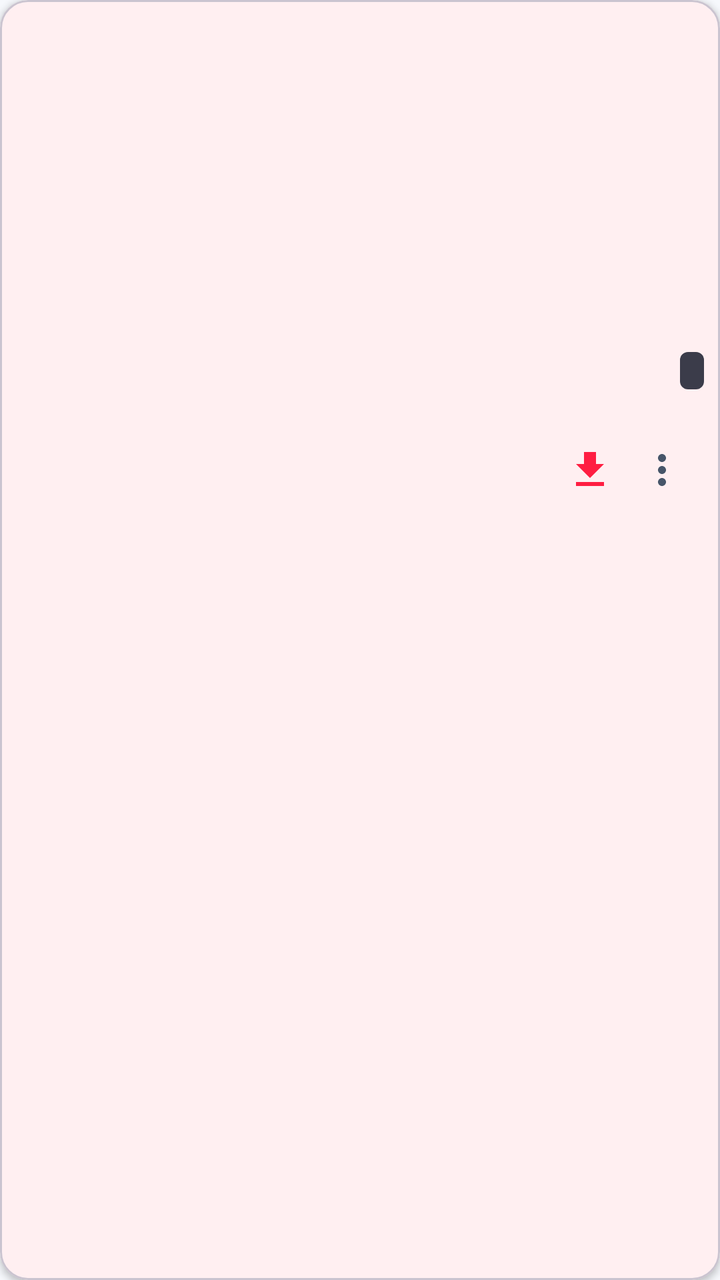
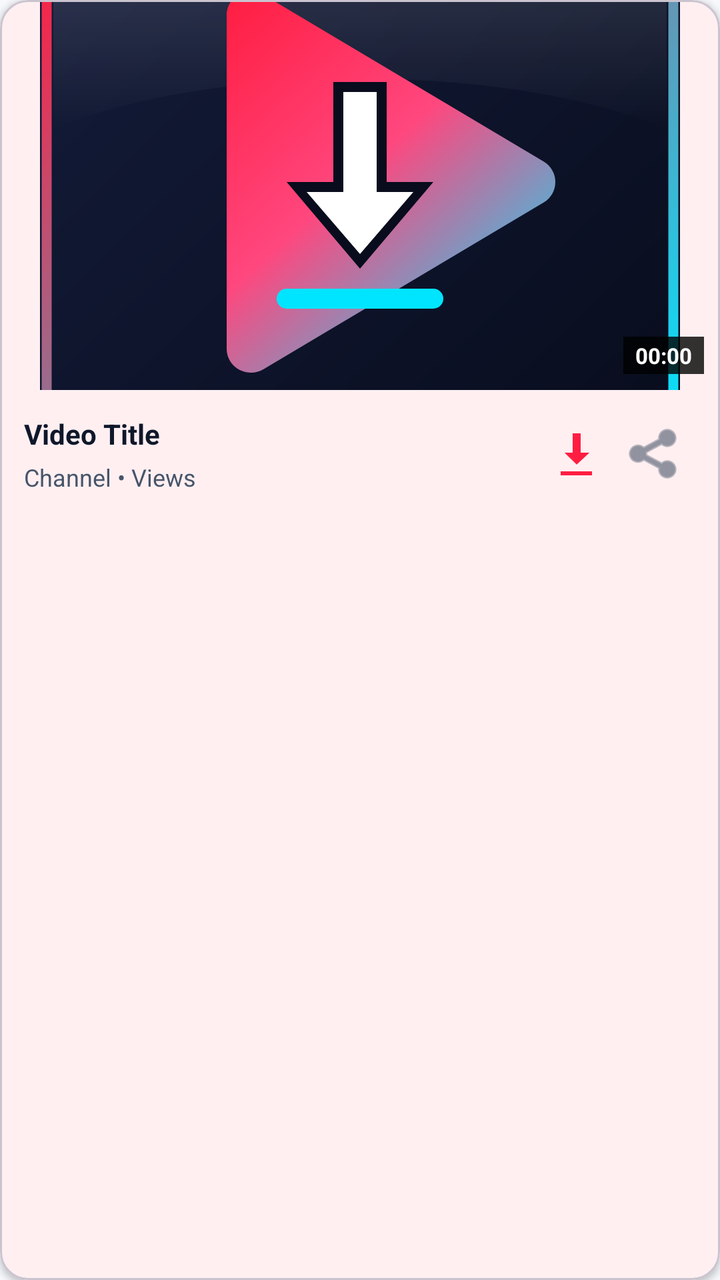

An Android layout rendered at two revisions. The XML below is the earlier revision; the diff shows what the commit changed to produce the second picture.
<!-- AndroidManifest.xml: application theme Theme.YufiPlay -->
<!-- res/layout/item_video.xml -->
<?xml version="1.0" encoding="utf-8"?>
<com.google.android.material.card.MaterialCardView xmlns:android="http://schemas.android.com/apk/res/android"
    xmlns:app="http://schemas.android.com/apk/res-auto"
    android:layout_width="match_parent"
    android:layout_height="wrap_content"
    android:layout_marginHorizontal="12dp"
    android:layout_marginTop="10dp"
    app:cardCornerRadius="14dp"
    app:cardElevation="2dp">

    <LinearLayout
        android:layout_width="match_parent"
        android:layout_height="wrap_content"
        android:orientation="vertical">

        <androidx.constraintlayout.widget.ConstraintLayout
            android:layout_width="match_parent"
            android:layout_height="wrap_content">

            <ImageView
                android:id="@+id/ivThumbnail"
                android:layout_width="0dp"
                android:layout_height="0dp"
                android:contentDescription="@string/app_name"
                android:scaleType="centerCrop"
                app:layout_constraintDimensionRatio="16:9"
                app:layout_constraintEnd_toEndOf="parent"
                app:layout_constraintStart_toStartOf="parent"
                app:layout_constraintTop_toTopOf="parent" />

            <TextView
                android:id="@+id/tvDuration"
                android:layout_width="wrap_content"
                android:layout_height="wrap_content"
                android:layout_margin="8dp"
                android:background="@drawable/bg_badge_dark"
                android:paddingHorizontal="6dp"
                android:paddingVertical="2dp"
                android:textColor="#FFFFFF"
                android:textSize="11sp"
                android:textStyle="bold"
                app:layout_constraintBottom_toBottomOf="@id/ivThumbnail"
                app:layout_constraintEnd_toEndOf="@id/ivThumbnail" />
        </androidx.constraintlayout.widget.ConstraintLayout>

        <LinearLayout
            android:layout_width="match_parent"
            android:layout_height="wrap_content"
            android:gravity="center_vertical"
            android:orientation="horizontal"
            android:padding="12dp">

            <LinearLayout
                android:layout_width="0dp"
                android:layout_height="wrap_content"
                android:layout_weight="1"
                android:orientation="vertical">

                <TextView
                    android:id="@+id/tvVideoTitle"
                    android:layout_width="match_parent"
                    android:layout_height="wrap_content"
                    android:ellipsize="end"
                    android:maxLines="2"
                    android:textSize="15sp"
                    android:textStyle="bold" />

                <TextView
                    android:id="@+id/tvVideoChannel"
                    android:layout_width="match_parent"
                    android:layout_height="wrap_content"
                    android:layout_marginTop="4dp"
                    android:textColor="?attr/colorOnSurfaceVariant"
                    android:textSize="12sp" />
            </LinearLayout>

            <ImageButton
                android:id="@+id/btnQuickDownload"
                android:layout_width="38dp"
                android:layout_height="38dp"
                android:background="?attr/selectableItemBackgroundBorderless"
                android:contentDescription="@string/download"
                android:src="@drawable/ic_download"
                app:tint="@color/yufi_crimson" />

            <ImageButton
                android:id="@+id/btnMoreOptions"
                android:layout_width="34dp"
                android:layout_height="34dp"
                android:background="?attr/selectableItemBackgroundBorderless"
                android:contentDescription="@string/share"
                android:src="@drawable/ic_more_vert" />
        </LinearLayout>

    </LinearLayout>
</com.google.android.material.card.MaterialCardView>
<!-- resources referenced by this layout -->
<resources>
  <color name="yufi_crimson">#FF1E42</color>
  <!-- drawable bg_badge_dark (drawable) -->
  <?xml version="1.0" encoding="utf-8"?>
  <shape xmlns:android="http://schemas.android.com/apk/res/android"
      android:shape="rectangle">
      <solid android:color="#CC0B1021" />
      <corners android:radius="4dp" />
  </shape>
  <!-- drawable ic_download (drawable) -->
  <vector xmlns:android="http://schemas.android.com/apk/res/android"
      android:width="24dp" android:height="24dp" android:viewportWidth="24" android:viewportHeight="24">
      <path android:fillColor="?attr/colorOnSurface"
          android:pathData="M5,20h14v-2H5v2zM19,9h-4V3H9v6H5l7,7 7,-7z" />
  </vector>
  <!-- drawable ic_more_vert (drawable) -->
  <vector xmlns:android="http://schemas.android.com/apk/res/android"
      android:width="24dp" android:height="24dp" android:viewportWidth="24" android:viewportHeight="24">
      <path android:fillColor="?attr/colorOnSurfaceVariant"
          android:pathData="M12,8c1.1,0 2,-0.9 2,-2s-0.9,-2 -2,-2 -2,0.9 -2,2 0.9,2 2,2zm0,2c-1.1,0 -2,0.9 -2,2s0.9,2 2,2 2,-0.9 2,-2 -0.9,-2 -2,-2zm0,6c-1.1,0 -2,0.9 -2,2s0.9,2 2,2 2,-0.9 2,-2 -0.9,-2 -2,-2z" />
  </vector>
  <string name="app_name">YufiPlay</string>
  <string name="download">Download</string>
  <string name="share">Share</string>
  <style name="Theme.YufiPlay" parent="Theme.Material3.DayNight.NoActionBar">
          <item name="colorPrimary">@color/yufi_crimson</item>
          <item name="colorOnPrimary">#FFFFFF</item>
          <item name="colorSecondary">@color/yufi_cyan</item>
          <item name="colorOnSecondary">@color/yufi_navy</item>
          <item name="android:colorBackground">@color/yufi_light_bg</item>
          <item name="colorSurface">@color/yufi_light_surface</item>
          <item name="colorOnSurface">@color/yufi_text_primary_light</item>
          <item name="colorOnSurfaceVariant">@color/yufi_text_secondary_light</item>
          <item name="android:statusBarColor">@color/yufi_navy</item>
          <item name="android:navigationBarColor">@color/yufi_light_surface</item>
      </style>
  <color name="yufi_cyan">#00E5FF</color>
  <color name="yufi_navy">#0B1021</color>
  <color name="yufi_light_bg">#F6F8FC</color>
  <color name="yufi_light_surface">#FFFFFF</color>
  <color name="yufi_text_primary_light">#0F172A</color>
  <color name="yufi_text_secondary_light">#475569</color>
</resources>

<!-- the commit's change to res/layout/item_video.xml (unified diff, before → after) -->
@@ -4,7 +4,7 @@
     android:layout_width="match_parent"
     android:layout_height="wrap_content"
     android:layout_marginHorizontal="12dp"
-    android:layout_marginTop="10dp"
+    android:layout_marginVertical="6dp"
     app:cardCornerRadius="14dp"
     app:cardElevation="2dp">
 
@@ -13,35 +13,32 @@
         android:layout_height="wrap_content"
         android:orientation="vertical">
 
-        <androidx.constraintlayout.widget.ConstraintLayout
+        <FrameLayout
             android:layout_width="match_parent"
-            android:layout_height="wrap_content">
+            android:layout_height="195dp">
 
             <ImageView
                 android:id="@+id/ivThumbnail"
-                android:layout_width="0dp"
-                android:layout_height="0dp"
-                android:contentDescription="@string/app_name"
+                android:layout_width="match_parent"
+                android:layout_height="match_parent"
+                android:contentDescription="Video Thumbnail"
                 android:scaleType="centerCrop"
-                app:layout_constraintDimensionRatio="16:9"
-                app:layout_constraintEnd_toEndOf="parent"
-                app:layout_constraintStart_toStartOf="parent"
-                app:layout_constraintTop_toTopOf="parent" />
+                android:src="@drawable/ic_yufiplay_logo" />
 
             <TextView
                 android:id="@+id/tvDuration"
                 android:layout_width="wrap_content"
                 android:layout_height="wrap_content"
+                android:layout_gravity="bottom|end"
                 android:layout_margin="8dp"
-                android:background="@drawable/bg_badge_dark"
+                android:background="#CC000000"
                 android:paddingHorizontal="6dp"
                 android:paddingVertical="2dp"
+                android:text="00:00"
                 android:textColor="#FFFFFF"
                 android:textSize="11sp"
-                android:textStyle="bold"
-                app:layout_constraintBottom_toBottomOf="@id/ivThumbnail"
-                app:layout_constraintEnd_toEndOf="@id/ivThumbnail" />
-        </androidx.constraintlayout.widget.ConstraintLayout>
+                android:textStyle="bold" />
+        </FrameLayout>
 
         <LinearLayout
             android:layout_width="match_parent"
@@ -57,40 +54,47 @@
                 android:orientation="vertical">
 
                 <TextView
-                    android:id="@+id/tvVideoTitle"
+                    android:id="@+id/tvTitle"
                     android:layout_width="match_parent"
                     android:layout_height="wrap_content"
                     android:ellipsize="end"
                     android:maxLines="2"
-                    android:textSize="15sp"
+                    android:text="Video Title"
+                    android:textColor="?attr/colorOnSurface"
+                    android:textSize="14sp"
                     android:textStyle="bold" />
 
                 <TextView
-                    android:id="@+id/tvVideoChannel"
+                    android:id="@+id/tvChannel"
                     android:layout_width="match_parent"
                     android:layout_height="wrap_content"
                     android:layout_marginTop="4dp"
+                    android:ellipsize="end"
+                    android:maxLines="1"
+                    android:text="Channel • Views"
                     android:textColor="?attr/colorOnSurfaceVariant"
                     android:textSize="12sp" />
             </LinearLayout>
 
             <ImageButton
-                android:id="@+id/btnQuickDownload"
-                android:layout_width="38dp"
-                android:layout_height="38dp"
+                android:id="@+id/btnDownload"
+                android:layout_width="40dp"
+                android:layout_height="40dp"
+                android:layout_marginStart="6dp"
                 android:background="?attr/selectableItemBackgroundBorderless"
-                android:contentDescription="@string/download"
-                android:src="@drawable/ic_download"
-                app:tint="@color/yufi_crimson" />
+                android:contentDescription="Download"
+                android:src="@android:drawable/stat_sys_download"
+                app:tint="?attr/colorPrimary" />
 
             <ImageButton
-                android:id="@+id/btnMoreOptions"
-                android:layout_width="34dp"
-                android:layout_height="34dp"
+                android:id="@+id/btnShare"
+                android:layout_width="40dp"
+                android:layout_height="40dp"
                 android:background="?attr/selectableItemBackgroundBorderless"
-                android:contentDescription="@string/share"
-                android:src="@drawable/ic_more_vert" />
+                android:contentDescription="Share"
+                android:src="@android:drawable/ic_menu_share"
+                app:tint="?attr/colorOnSurfaceVariant" />
         </LinearLayout>
+    </LinearLayout>
 
-    </LinearLayout>
 </com.google.android.material.card.MaterialCardView>
<!-- resource entries referenced after the edit -->
@@ -1,28 +1,7 @@
 <!-- resources referenced by this layout -->
 <resources>
+  <!-- drawable ic_yufiplay_logo: vector/xml drawable (drawable, 3195 chars, omitted) -->
   <color name="yufi_crimson">#FF1E42</color>
-  <!-- drawable bg_badge_dark (drawable) -->
-  <?xml version="1.0" encoding="utf-8"?>
-  <shape xmlns:android="http://schemas.android.com/apk/res/android"
-      android:shape="rectangle">
-      <solid android:color="#CC0B1021" />
-      <corners android:radius="4dp" />
-  </shape>
-  <!-- drawable ic_download (drawable) -->
-  <vector xmlns:android="http://schemas.android.com/apk/res/android"
-      android:width="24dp" android:height="24dp" android:viewportWidth="24" android:viewportHeight="24">
-      <path android:fillColor="?attr/colorOnSurface"
-          android:pathData="M5,20h14v-2H5v2zM19,9h-4V3H9v6H5l7,7 7,-7z" />
-  </vector>
-  <!-- drawable ic_more_vert (drawable) -->
-  <vector xmlns:android="http://schemas.android.com/apk/res/android"
-      android:width="24dp" android:height="24dp" android:viewportWidth="24" android:viewportHeight="24">
-      <path android:fillColor="?attr/colorOnSurfaceVariant"
-          android:pathData="M12,8c1.1,0 2,-0.9 2,-2s-0.9,-2 -2,-2 -2,0.9 -2,2 0.9,2 2,2zm0,2c-1.1,0 -2,0.9 -2,2s0.9,2 2,2 2,-0.9 2,-2 -0.9,-2 -2,-2zm0,6c-1.1,0 -2,0.9 -2,2s0.9,2 2,2 2,-0.9 2,-2 -0.9,-2 -2,-2z" />
-  </vector>
-  <string name="app_name">YufiPlay</string>
-  <string name="download">Download</string>
-  <string name="share">Share</string>
   <style name="Theme.YufiPlay" parent="Theme.Material3.DayNight.NoActionBar">
           <item name="colorPrimary">@color/yufi_crimson</item>
           <item name="colorOnPrimary">#FFFFFF</item>
